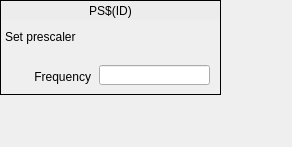
First picture: the form in evrMrmApp/opi/EVR/G_EVR_prescaler.ui, repository paulscherrerinstitute/mrfioc2, before the edit.
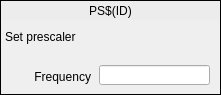
Second picture: the form after the edit. Custom widgets are drawn as their Qt base class.

```diff
--- a/evrMrmApp/opi/EVR/G_EVR_prescaler.ui
+++ b/evrMrmApp/opi/EVR/G_EVR_prescaler.ui
@@ -6,8 +6,8 @@
    <rect>
     <x>0</x>
     <y>0</y>
-    <width>292</width>
-    <height>147</height>
+    <width>221</width>
+    <height>95</height>
    </rect>
   </property>
   <property name="windowTitle">
```
